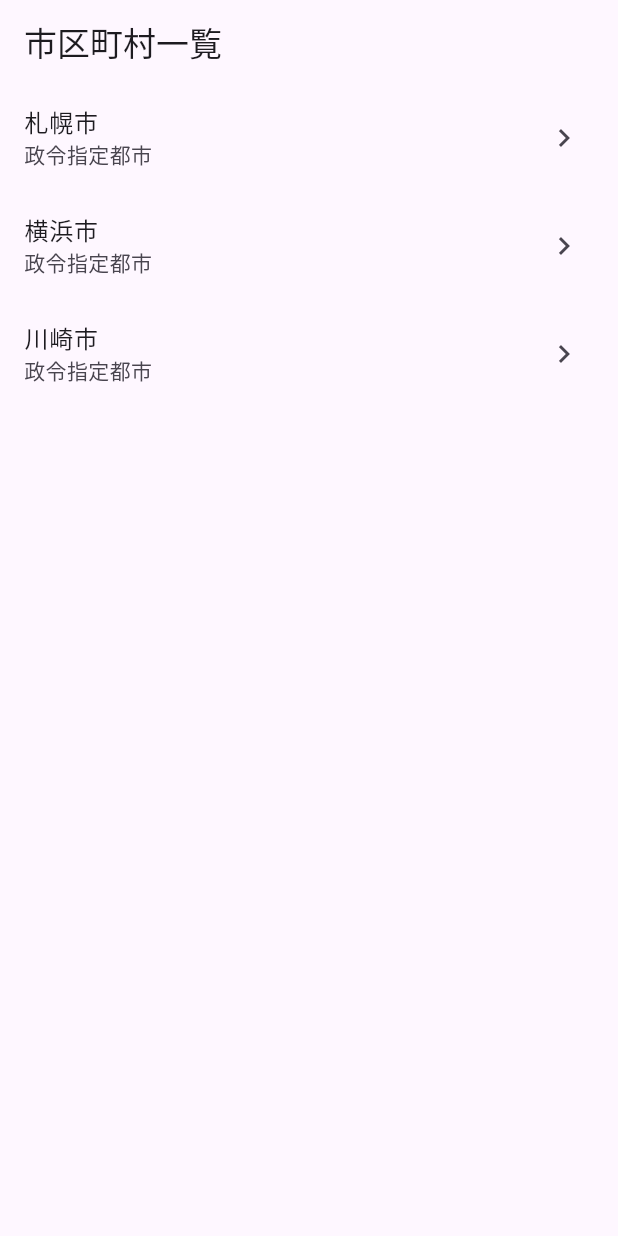
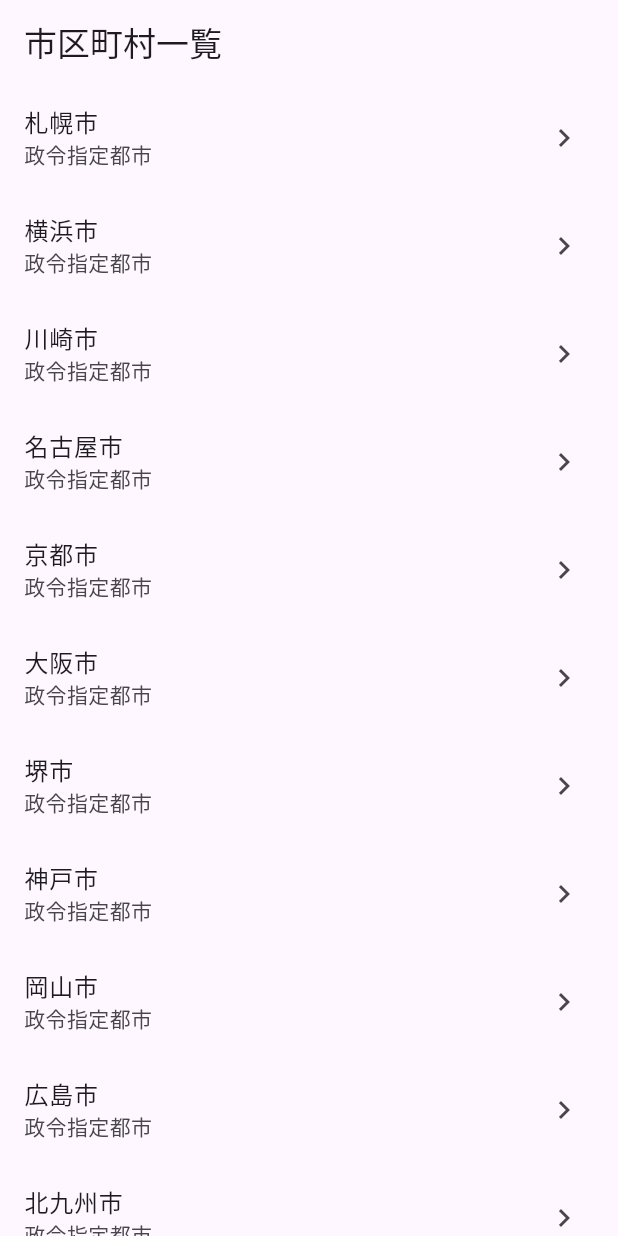
Before and after one commit to hiroki-nobe/resas_basic, a Flutter app: the screen it shows after launch, on a phone screen of 412 x 824 dp. Run offline on Flutter 3.47's test engine with Material 3 defaults, Android fonts, the phone set to English and light mode, and no system bars.

Commit message:
for文でloopして配置

```diff
--- a/lib/city/list_page.dart
+++ b/lib/city/list_page.dart
@@ -5,14 +5,32 @@ class CityListPage extends StatelessWidget {
 
   @override
   Widget build(BuildContext context) {
+    final cities = [
+      '札幌市',
+      '横浜市',
+      '川崎市',
+      '名古屋市',
+      '京都市',
+      '大阪市',
+      '堺市',
+      '神戸市',
+      '岡山市',
+      '広島市',
+      '北九州市',
+      '福岡市',
+      '熊本市',
+      '那覇市',
+    ];
+
     return Scaffold(
       appBar: AppBar(
         title: const Text('市区町村一覧'),
       ),
       body: ListView(
         children: [
+          for (final city in cities)
             ListTile(
-            title: const Text('札幌市'),
+              title: Text(city),
               subtitle: const Text('政令指定都市'),
               trailing: const Icon(Icons.navigate_next),
               onTap: () {
```
Lines whose indentation alone changed are shown as unchanged.
